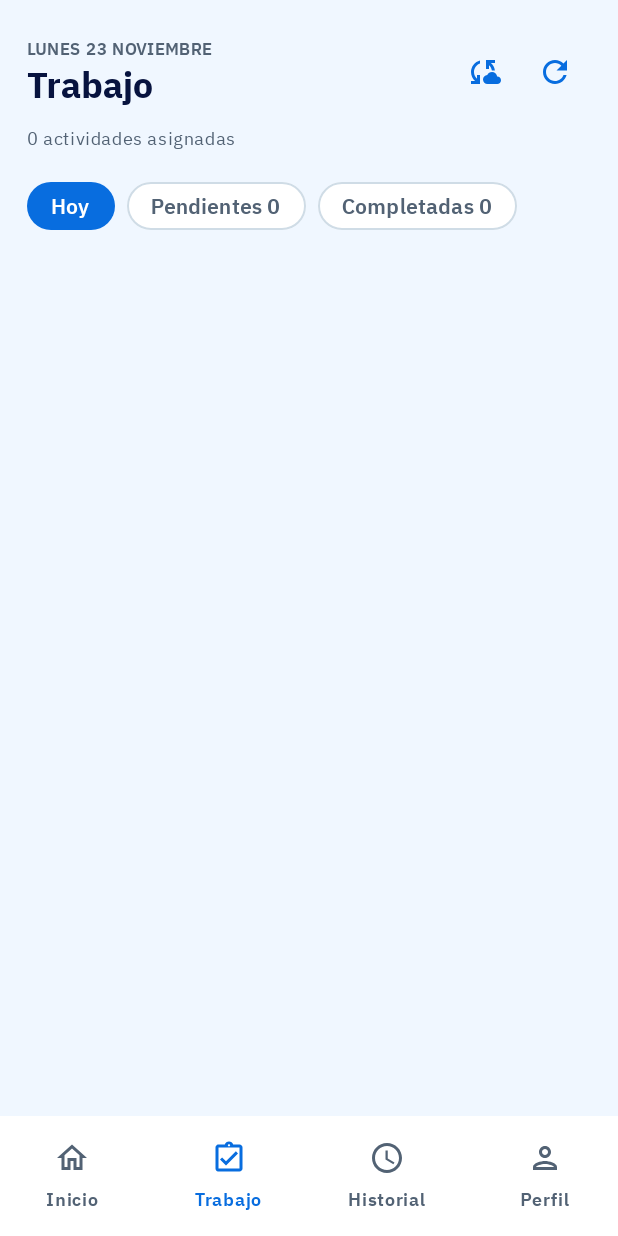
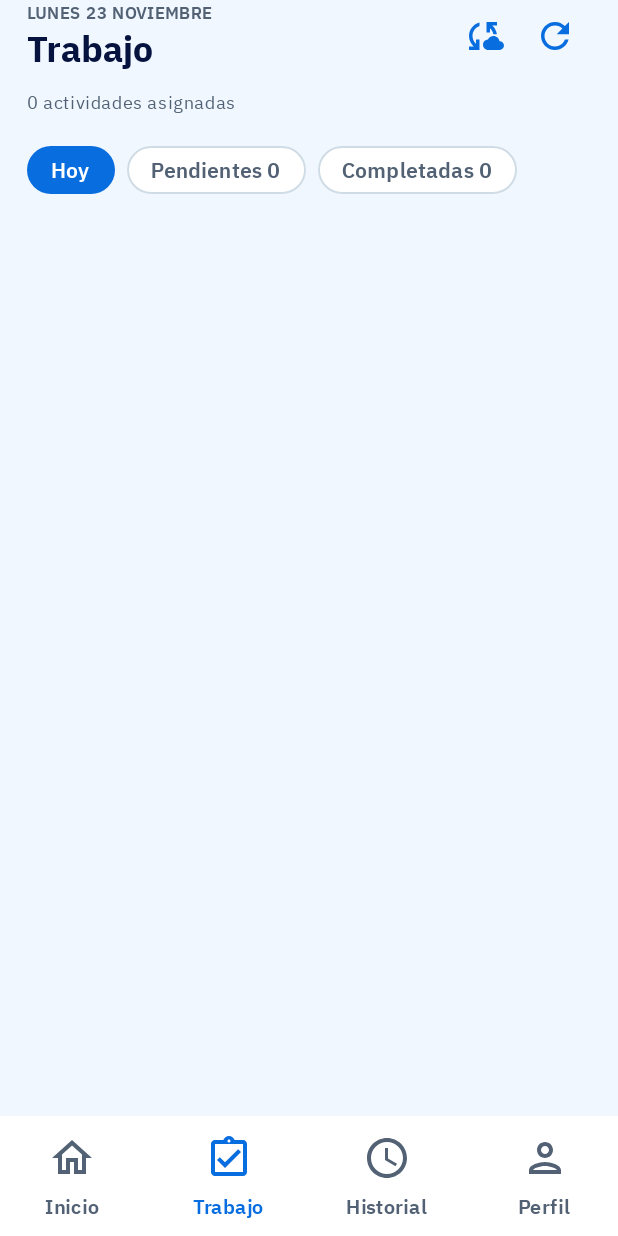
Before and after one commit to OperviaStartup/service-compliance-kotlin, an Android app built with Jetpack Compose: the composable FieldTasksContent called with empty values, item 2 of the bottom bar chosen, on a phone screen of 412 x 824 dp. Run offline under Robolectric (Android 15) with nearby library versions, the phone set to English and light mode, and no system bars; 1 statement that could not run was skipped.

Commit message:
fix(ui): lower screen headers and enlarge Android navigation icons

```diff
--- a/app/src/main/java/com/opervia/example/serviceCompliance/features/operations/presentation/screens/FieldTasksScreen.kt
+++ b/app/src/main/java/com/opervia/example/serviceCompliance/features/operations/presentation/screens/FieldTasksScreen.kt
@@ -64,9 +64,11 @@ import androidx.compose.ui.Alignment
 import androidx.compose.ui.Modifier
 import androidx.compose.ui.geometry.Offset
 import androidx.compose.ui.graphics.Color
+import androidx.compose.ui.graphics.vector.ImageVector
 import androidx.compose.ui.res.painterResource
 import androidx.compose.ui.text.font.FontWeight
 import androidx.compose.ui.unit.dp
+import androidx.compose.ui.unit.sp
 import com.opervia.example.serviceCompliance.R
 import com.opervia.example.serviceCompliance.features.operations.presentation.components.FieldCard
 import com.opervia.example.serviceCompliance.features.operations.presentation.components.FieldIcon
@@ -150,16 +152,20 @@ internal fun FieldTasksContent(
                             unselectedIconColor = FieldMuted, unselectedTextColor = FieldMuted
                         )
                         NavigationBarItem(selected = section == AppSection.HOME, onClick = { section = AppSection.HOME },
-                            icon = { Icon(if (section == AppSection.HOME) Icons.Filled.Home else Icons.Outlined.Home, contentDescription = null) }, label = { Text("Inicio") }, colors = itemColors)
+                            icon = { TaskNavigationIcon(if (section == AppSection.HOME) Icons.Filled.Home else Icons.Outlined.Home) },
+                            label = { TaskNavigationLabel("Inicio") }, colors = itemColors)
                         NavigationBarItem(selected = section == AppSection.WORK, onClick = {
                             section = AppSection.WORK
                             filter = TaskFilter.TODAY
                         },
-                            icon = { Icon(Icons.Outlined.AssignmentTurnedIn, contentDescription = null) }, label = { Text("Trabajo") }, colors = itemColors)
+                            icon = { TaskNavigationIcon(Icons.Outlined.AssignmentTurnedIn) },
+                            label = { TaskNavigationLabel("Trabajo") }, colors = itemColors)
                         NavigationBarItem(selected = section == AppSection.HISTORY, onClick = { section = AppSection.HISTORY },
-                            icon = { Icon(Icons.Outlined.Schedule, contentDescription = null) }, label = { Text("Historial") }, colors = itemColors)
+                            icon = { TaskNavigationIcon(Icons.Outlined.Schedule) },
+                            label = { TaskNavigationLabel("Historial") }, colors = itemColors)
                         NavigationBarItem(selected = section == AppSection.PROFILE, onClick = { section = AppSection.PROFILE },
-                            icon = { Icon(Icons.Outlined.Person, contentDescription = null) }, label = { Text("Perfil") }, colors = itemColors)
+                            icon = { TaskNavigationIcon(Icons.Outlined.Person) },
+                            label = { TaskNavigationLabel("Perfil") }, colors = itemColors)
                     }
                 }
             ) { padding ->
@@ -168,7 +174,7 @@ internal fun FieldTasksContent(
                     verticalArrangement = Arrangement.spacedBy(12.dp)
                 ) {
                     if (section in setOf(AppSection.HOME, AppSection.WORK, AppSection.PROFILE)) Row(
-                        Modifier.fillMaxWidth().padding(top = if (section == AppSection.WORK) 24.dp else 0.dp),
+                        Modifier.fillMaxWidth(),
                         verticalAlignment = Alignment.CenterVertically
                     ) {
                         Column(Modifier.weight(1f)) {
@@ -182,10 +188,10 @@ internal fun FieldTasksContent(
                             }, style = MaterialTheme.typography.headlineMedium, fontWeight = FontWeight.Bold)
                         }
                         IconButton(onClick = { section = AppSection.SYNC }) {
-                            Icon(Icons.Filled.CloudSync, contentDescription = "Centro de sincronización", tint = FieldBlue)
+                            Icon(Icons.Filled.CloudSync, contentDescription = "Centro de sincronización", tint = FieldBlue, modifier = Modifier.size(28.dp))
                         }
                         IconButton(onClick = onRefresh, enabled = !state.loading) {
-                            Icon(Icons.Filled.Refresh, contentDescription = "Actualizar obligaciones", tint = FieldBlue)
+                            Icon(Icons.Filled.Refresh, contentDescription = "Actualizar obligaciones", tint = FieldBlue, modifier = Modifier.size(28.dp))
                         }
                     }
                     localHistoryWarning?.let { InfoNote(it, warning = true) }
@@ -283,6 +289,16 @@ internal fun FieldTasksContent(
             }
         }
     }
+}
+
+@Composable
+private fun TaskNavigationIcon(icon: ImageVector) {
+    Icon(icon, contentDescription = null, modifier = Modifier.size(32.dp))
+}
+
+@Composable
+private fun TaskNavigationLabel(text: String) {
+    Text(text, style = MaterialTheme.typography.labelMedium.copy(fontSize = 13.sp))
 }
 
 @Composable
--- a/app/src/main/java/com/opervia/example/serviceCompliance/ui/theme/OperviaBackdrop.kt
+++ b/app/src/main/java/com/opervia/example/serviceCompliance/ui/theme/OperviaBackdrop.kt
@@ -2,17 +2,20 @@ package com.opervia.example.serviceCompliance.ui.theme
 
 import androidx.compose.foundation.layout.Box
 import androidx.compose.foundation.layout.BoxScope
+import androidx.compose.foundation.layout.BoxWithConstraints
 import androidx.compose.foundation.layout.fillMaxSize
+import androidx.compose.foundation.layout.padding
 import androidx.compose.runtime.Composable
 import androidx.compose.ui.Modifier
 import androidx.compose.ui.draw.drawBehind
 import androidx.compose.ui.graphics.Brush
 import androidx.compose.ui.graphics.Color
 import androidx.compose.ui.graphics.Path
+import androidx.compose.ui.unit.dp
 
 @Composable
 internal fun OperviaBackdrop(content: @Composable BoxScope.() -> Unit) {
-    Box(Modifier.fillMaxSize().drawBehind {
+    BoxWithConstraints(Modifier.fillMaxSize().drawBehind {
         drawRect(Brush.verticalGradient(listOf(Color(0xFFDDF3FF), Color(0xFFF4FAFE), Color(0xFFF5FCFC))))
         val top = Path().apply {
             moveTo(0f, 0f); lineTo(size.width, 0f); lineTo(size.width, size.height*.08f)
@@ -29,5 +32,8 @@ internal fun OperviaBackdrop(content: @Composable BoxScope.() -> Unit) {
             lineTo(size.width,size.height*.3f); lineTo(0f,size.height*.54f); close()
         }
         drawPath(lower, Color.White.copy(alpha=.26f))
-    }, content = content)
+    }) {
+        val topSpacing = if (maxHeight < 480.dp) 16.dp else 40.dp
+        Box(Modifier.fillMaxSize().padding(top = topSpacing), content = content)
+    }
 }
```
